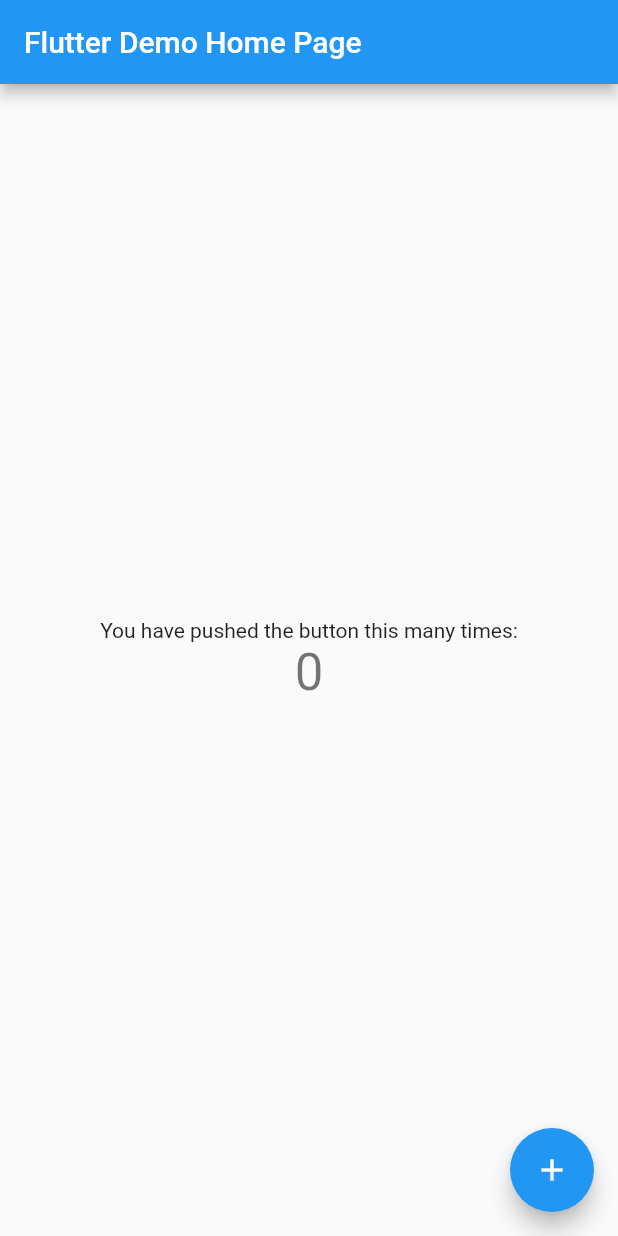
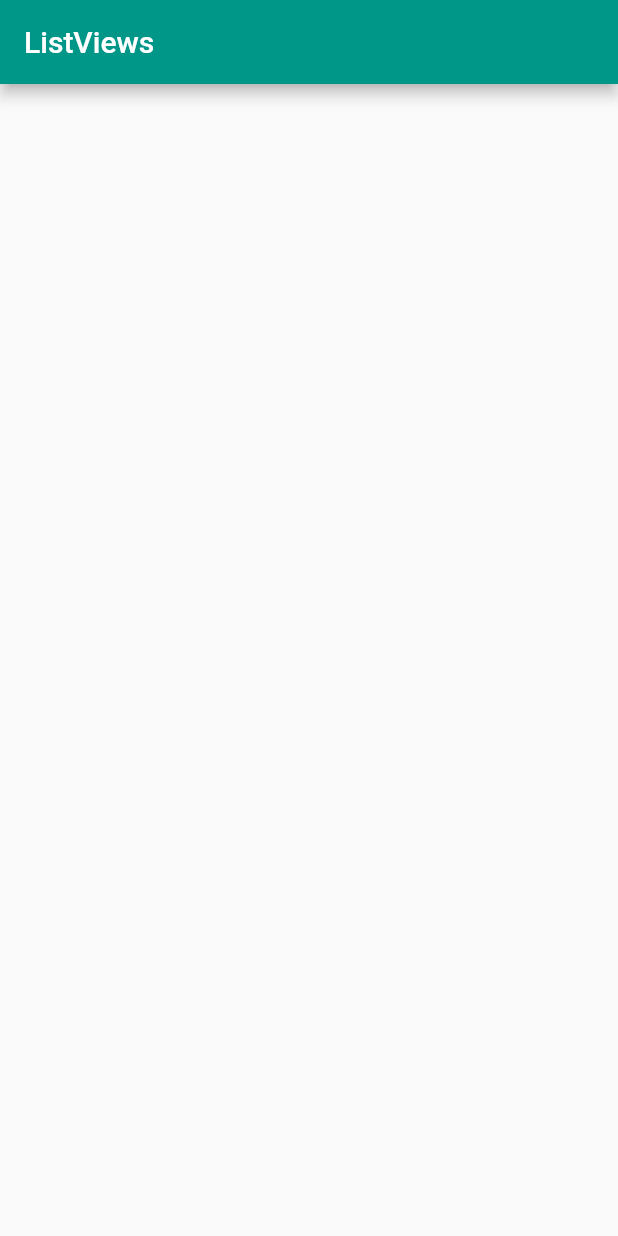
Before and after one commit to FoodYeahInc/FlutterApp, a Flutter app: the screen it shows after launch, on a phone screen of 412 x 824 dp. Run offline on Flutter 3.47's test engine with Material 2 defaults, Android fonts, the phone set to English and light mode, and no system bars.

Commit message:
Add base project

```diff
--- a/lib/main.dart
+++ b/lib/main.dart
@@ -1,113 +1,31 @@
 import 'package:flutter/material.dart';
 
-void main() {
-  runApp(MyApp());
-}
+void main() => runApp(MyApp());
 
 class MyApp extends StatelessWidget {
-  // This widget is the root of your application.
   @override
   Widget build(BuildContext context) {
     return MaterialApp(
-      title: 'Flutter Demo',
+      debugShowCheckedModeBanner: false,
+      title: 'ListViews',
       theme: ThemeData(
-        // This is the theme of your application.
-        //
-        // Try running your application with "flutter run". You'll see the
-        // application has a blue toolbar. Then, without quitting the app, try
-        // changing the primarySwatch below to Colors.green and then invoke
-        // "hot reload" (press "r" in the console where you ran "flutter run",
-        // or simply save your changes to "hot reload" in a Flutter IDE).
-        // Notice that the counter didn't reset back to zero; the application
-        // is not restarted.
-        primarySwatch: Colors.blue,
+        primarySwatch: Colors.teal,
       ),
-      home: MyHomePage(title: 'Flutter Demo Home Page'),
+      home: Scaffold(
+        appBar: AppBar(title: Text('ListViews')),
+        body: BodyLayout(),
+      ),
     );
   }
 }
 
-class MyHomePage extends StatefulWidget {
-  MyHomePage({Key key, this.title}) : super(key: key);
-
-  // This widget is the home page of your application. It is stateful, meaning
-  // that it has a State object (defined below) that contains fields that affect
-  // how it looks.
-
-  // This class is the configuration for the state. It holds the values (in this
-  // case the title) provided by the parent (in this case the App widget) and
-  // used by the build method of the State. Fields in a Widget subclass are
-  // always marked "final".
-
-  final String title;
-
+class BodyLayout extends StatelessWidget {
   @override
-  _MyHomePageState createState() => _MyHomePageState();
+  Widget build(BuildContext context) {
+    return _myListView(context);
+  }
 }
 
-class _MyHomePageState extends State<MyHomePage> {
-  int _counter = 0;
-
-  void _incrementCounter() {
-    setState(() {
-      // This call to setState tells the Flutter framework that something has
-      // changed in this State, which causes it to rerun the build method below
-      // so that the display can reflect the updated values. If we changed
-      // _counter without calling setState(), then the build method would not be
-      // called again, and so nothing would appear to happen.
-      _counter++;
-    });
-  }
-
-  @override
-  Widget build(BuildContext context) {
-    // This method is rerun every time setState is called, for instance as done
-    // by the _incrementCounter method above.
-    //
-    // The Flutter framework has been optimized to make rerunning build methods
-    // fast, so that you can just rebuild anything that needs updating rather
-    // than having to individually change instances of widgets.
-    return Scaffold(
-      appBar: AppBar(
-        // Here we take the value from the MyHomePage object that was created by
-        // the App.build method, and use it to set our appbar title.
-        title: Text(widget.title),
-      ),
-      body: Center(
-        // Center is a layout widget. It takes a single child and positions it
-        // in the middle of the parent.
-        child: Column(
-          // Column is also a layout widget. It takes a list of children and
-          // arranges them vertically. By default, it sizes itself to fit its
-          // children horizontally, and tries to be as tall as its parent.
-          //
-          // Invoke "debug painting" (press "p" in the console, choose the
-          // "Toggle Debug Paint" action from the Flutter Inspector in Android
-          // Studio, or the "Toggle Debug Paint" command in Visual Studio Code)
-          // to see the wireframe for each widget.
-          //
-          // Column has various properties to control how it sizes itself and
-          // how it positions its children. Here we use mainAxisAlignment to
-          // center the children vertically; the main axis here is the vertical
-          // axis because Columns are vertical (the cross axis would be
-          // horizontal).
-          mainAxisAlignment: MainAxisAlignment.center,
-          children: <Widget>[
-            Text(
-              'You have pushed the button this many times:',
-            ),
-            Text(
-              '$_counter',
-              style: Theme.of(context).textTheme.headline4,
-            ),
-          ],
-        ),
-      ),
-      floatingActionButton: FloatingActionButton(
-        onPressed: _incrementCounter,
-        tooltip: 'Increment',
-        child: Icon(Icons.add),
-      ), // This trailing comma makes auto-formatting nicer for build methods.
-    );
-  }
+Widget _myListView(BuildContext context) {
+  return ListView();
 }
```
Also changed, not shown: 1 other file.
